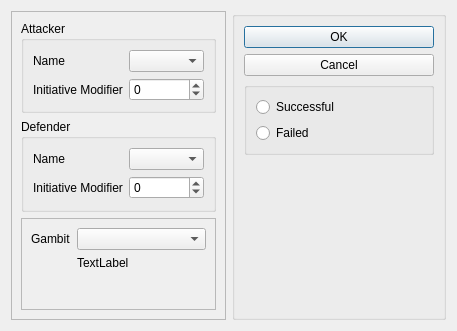
Above: lib/decisive_gui.ui from ErikSeguinte/ex-3e-tracker-Python before the change. Below: the same form after it.
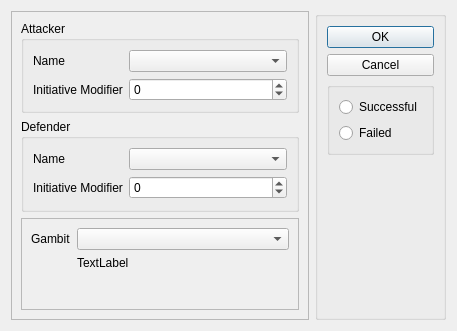
That is the form after the change.

Commit message: Convert UI Script

Diff of the .ui file:
```diff
--- a/lib/decisive_gui.ui
+++ b/lib/decisive_gui.ui
@@ -30,7 +30,14 @@
         </property>
         <layout class="QFormLayout" name="formLayout_2">
          <item row="0" column="1">
-          <widget class="QComboBox" name="attacker_combo"/>
+          <widget class="QComboBox" name="attacker_combo">
+           <property name="sizePolicy">
+            <sizepolicy hsizetype="MinimumExpanding" vsizetype="Fixed">
+             <horstretch>0</horstretch>
+             <verstretch>0</verstretch>
+            </sizepolicy>
+           </property>
+          </widget>
          </item>
          <item row="1" column="0">
           <widget class="QLabel" name="label_2">
@@ -70,7 +77,14 @@
           </widget>
          </item>
          <item row="0" column="1">
-          <widget class="QComboBox" name="defender_combobox"/>
+          <widget class="QComboBox" name="defender_combobox">
+           <property name="sizePolicy">
+            <sizepolicy hsizetype="MinimumExpanding" vsizetype="Fixed">
+             <horstretch>0</horstretch>
+             <verstretch>0</verstretch>
+            </sizepolicy>
+           </property>
+          </widget>
          </item>
          <item row="1" column="0">
           <widget class="QLabel" name="label_4">
@@ -124,7 +138,7 @@
    <item>
     <widget class="QGroupBox" name="groupBox_3">
      <property name="sizePolicy">
-      <sizepolicy hsizetype="Preferred" vsizetype="Preferred">
+      <sizepolicy hsizetype="Fixed" vsizetype="Preferred">
        <horstretch>0</horstretch>
        <verstretch>0</verstretch>
       </sizepolicy>
```
The commit also changes 2 other files.
